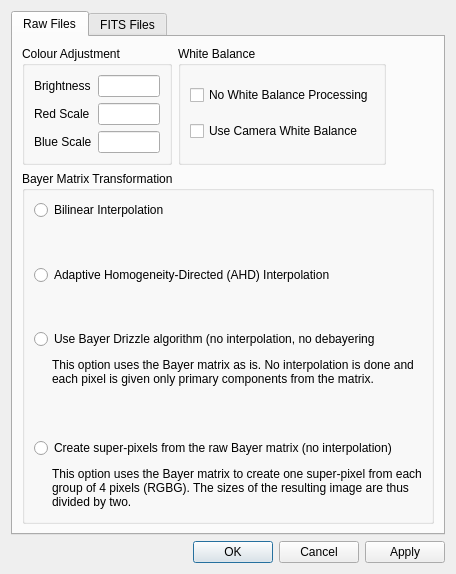
Qt form DeepSkyStacker/ui/RawDDPSettings.ui (deepskystacker/DSS) before a commit.
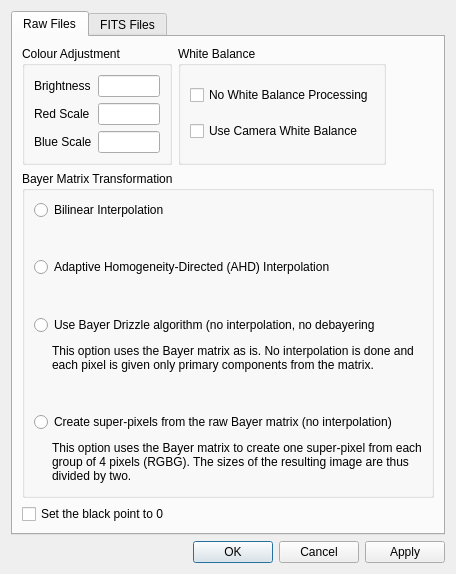
The same form after that commit.

Commit message: Revert automatic Set Black Point to Zero

Patch:
```diff
--- a/DeepSkyStacker/ui/RawDDPSettings.ui
+++ b/DeepSkyStacker/ui/RawDDPSettings.ui
@@ -283,6 +283,13 @@
          </layout>
         </widget>
        </item>
+       <item>
+         <widget class="QCheckBox" name="blackPointToZero">
+           <property name="text">
+             <string>Set the black point to 0</string>
+           </property>
+         </widget>
+       </item>
       </layout>
      </widget>
      <widget class="QWidget" name="fitsFilesTab">
```
The commit also changes 3 other files.
